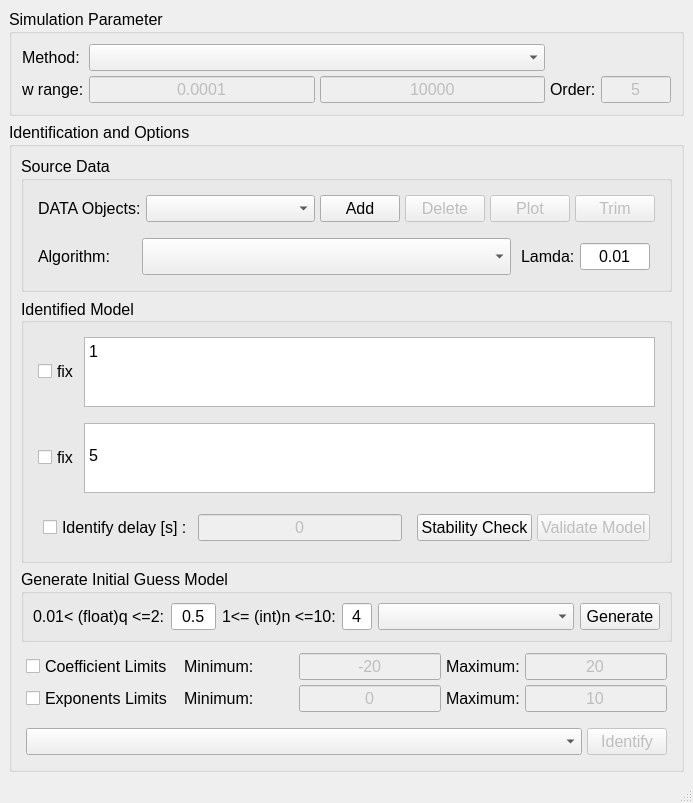
Qt form fotftidgui.ui (outstandn/fomcon) before a commit.
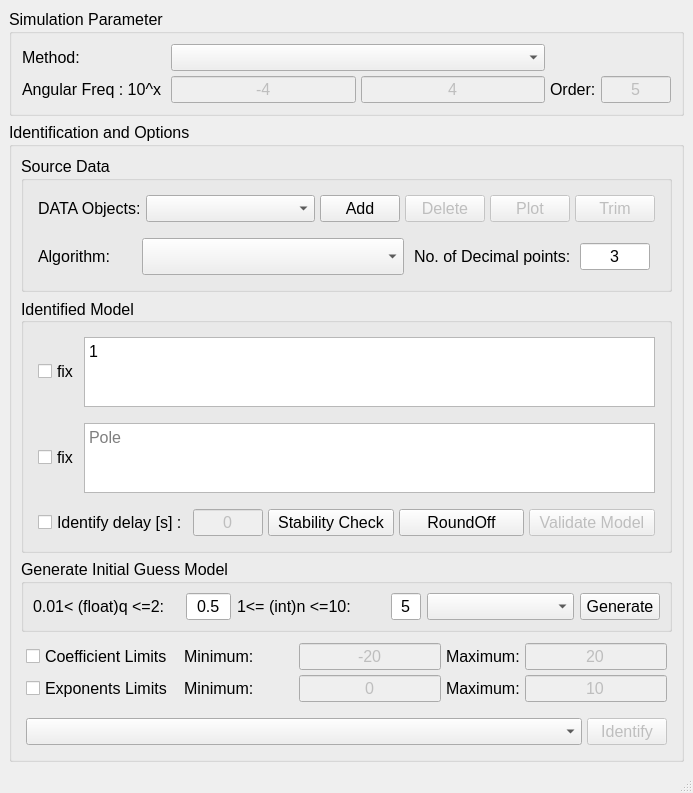
The same form after that commit.

Commit message: included number of decimals

What changed in the file:
```diff
--- a/fotftidgui.ui
+++ b/fotftidgui.ui
@@ -83,13 +83,13 @@
             </font>
            </property>
            <property name="text">
-            <string>0.0001</string>
+            <string>-4</string>
            </property>
            <property name="alignment">
             <set>Qt::AlignCenter</set>
            </property>
            <property name="placeholderText">
-            <string>Start (float)</string>
+            <string>Start (int)</string>
            </property>
           </widget>
          </item>
@@ -101,7 +101,7 @@
             </font>
            </property>
            <property name="text">
-            <string>w range:</string>
+            <string>Angular Freq : 10^x </string>
            </property>
           </widget>
          </item>
@@ -170,7 +170,7 @@
             </font>
            </property>
            <property name="text">
-            <string>10000</string>
+            <string>4</string>
            </property>
            <property name="alignment">
             <set>Qt::AlignCenter</set>
@@ -183,7 +183,7 @@
          <item row="0" column="1" colspan="2">
           <widget class="QComboBox" name="comboBoxOptTypeMethod">
            <property name="sizePolicy">
-            <sizepolicy hsizetype="Minimum" vsizetype="Fixed">
+            <sizepolicy hsizetype="MinimumExpanding" vsizetype="Minimum">
              <horstretch>0</horstretch>
              <verstretch>0</verstretch>
             </sizepolicy>
@@ -415,7 +415,7 @@
             <item>
              <widget class="QComboBox" name="comboBoxAlgorithm">
               <property name="sizePolicy">
-               <sizepolicy hsizetype="MinimumExpanding" vsizetype="MinimumExpanding">
+               <sizepolicy hsizetype="MinimumExpanding" vsizetype="Minimum">
                 <horstretch>0</horstretch>
                 <verstretch>0</verstretch>
                </sizepolicy>
@@ -463,8 +463,8 @@
                 </property>
                 <property name="maximumSize">
                  <size>
-                  <width>65</width>
-                  <height>30</height>
+                  <width>16777215</width>
+                  <height>16777215</height>
                  </size>
                 </property>
                 <property name="font">
@@ -473,7 +473,7 @@
                  </font>
                 </property>
                 <property name="text">
-                 <string>Lamda:</string>
+                 <string>No. of Decimal points: </string>
                 </property>
                 <property name="buddy">
                  <cstring>lineEditLamda</cstring>
@@ -500,7 +500,7 @@
                  </font>
                 </property>
                 <property name="text">
-                 <string>0.01</string>
+                 <string>3</string>
                 </property>
                 <property name="alignment">
                  <set>Qt::AlignCenter</set>
@@ -655,34 +655,20 @@
 &lt;html&gt;&lt;head&gt;&lt;meta name=&quot;qrichtext&quot; content=&quot;1&quot; /&gt;&lt;style type=&quot;text/css&quot;&gt;
 p, li { white-space: pre-wrap; }
 &lt;/style&gt;&lt;/head&gt;&lt;body style=&quot; font-family:'MS Shell Dlg 2'; font-size:12pt; font-weight:400; font-style:normal;&quot;&gt;
-&lt;p style=&quot; margin-top:12px; margin-bottom:12px; margin-left:0px; margin-right:0px; -qt-block-indent:0; text-indent:0px;&quot;&gt;&lt;span style=&quot; color:#000000;&quot;&gt;&lt;br /&gt;5&lt;/span&gt;&lt;/p&gt;&lt;/body&gt;&lt;/html&gt;</string>
+&lt;p style=&quot;-qt-paragraph-type:empty; margin-top:12px; margin-bottom:12px; margin-left:0px; margin-right:0px; -qt-block-indent:0; text-indent:0px;&quot;&gt;&lt;br /&gt;&lt;/p&gt;&lt;/body&gt;&lt;/html&gt;</string>
               </property>
               <property name="acceptRichText">
                <bool>false</bool>
               </property>
+              <property name="placeholderText">
+               <string>Pole</string>
+              </property>
              </widget>
             </item>
            </layout>
           </item>
           <item>
-           <layout class="QHBoxLayout" name="horizontalLayout_2">
-            <property name="spacing">
-             <number>5</number>
-            </property>
-            <property name="leftMargin">
-             <number>5</number>
-            </property>
-            <property name="topMargin">
-             <number>5</number>
-            </property>
-            <property name="rightMargin">
-             <number>5</number>
-            </property>
-            <property name="bottomMargin">
-             <number>5</number>
-            </property>
-            <item>
-             <layout class="QHBoxLayout" name="horizontalLayout_7">
+           <layout class="QHBoxLayout" name="horizontalLayout">
               <property name="spacing">
                <number>5</number>
               </property>
@@ -700,6 +686,12 @@
               </property>
               <item>
                <widget class="QCheckBox" name="checkBoxUseDelay">
+              <property name="sizePolicy">
+               <sizepolicy hsizetype="Minimum" vsizetype="MinimumExpanding">
+                <horstretch>0</horstretch>
+                <verstretch>0</verstretch>
+               </sizepolicy>
+              </property>
                 <property name="font">
                  <font>
                   <pointsize>12</pointsize>
@@ -716,14 +708,14 @@
                  <bool>false</bool>
                 </property>
                 <property name="sizePolicy">
-                 <sizepolicy hsizetype="MinimumExpanding" vsizetype="Fixed">
+               <sizepolicy hsizetype="Minimum" vsizetype="MinimumExpanding">
                   <horstretch>0</horstretch>
                   <verstretch>0</verstretch>
                  </sizepolicy>
                 </property>
                 <property name="maximumSize">
                  <size>
-                  <width>16777215</width>
+                <width>70</width>
                   <height>16777215</height>
                  </size>
                 </property>
@@ -746,25 +738,6 @@
                 </property>
                </widget>
               </item>
-             </layout>
-            </item>
-            <item>
-             <layout class="QHBoxLayout" name="horizontalLayout">
-              <property name="spacing">
-               <number>5</number>
-              </property>
-              <property name="leftMargin">
-               <number>5</number>
-              </property>
-              <property name="topMargin">
-               <number>5</number>
-              </property>
-              <property name="rightMargin">
-               <number>5</number>
-              </property>
-              <property name="bottomMargin">
-               <number>5</number>
-              </property>
               <item>
                <widget class="QPushButton" name="pushButtonModelStability">
                 <property name="sizePolicy">
@@ -778,6 +751,13 @@
                 </property>
                </widget>
               </item>
+            <item>
+             <widget class="QPushButton" name="pushButtonRoundOff">
+              <property name="text">
+               <string>RoundOff</string>
+              </property>
+             </widget>
+            </item>
               <item>
                <widget class="QPushButton" name="pushButtonModelValidate">
                 <property name="enabled">
@@ -791,8 +771,6 @@
              </layout>
             </item>
            </layout>
-          </item>
-         </layout>
         </widget>
        </item>
        <item>
@@ -907,7 +885,7 @@
              </font>
             </property>
             <property name="text">
-             <string>4</string>
+             <string>5</string>
             </property>
             <property name="alignment">
              <set>Qt::AlignCenter</set>
@@ -920,7 +898,7 @@
           <item>
            <widget class="QComboBox" name="comboBoxPolesOrZeros">
             <property name="sizePolicy">
-             <sizepolicy hsizetype="MinimumExpanding" vsizetype="Fixed">
+             <sizepolicy hsizetype="Minimum" vsizetype="Minimum">
               <horstretch>0</horstretch>
               <verstretch>0</verstretch>
              </sizepolicy>
@@ -1274,7 +1252,7 @@
          <item>
           <widget class="QComboBox" name="comboBoxOptFix">
            <property name="sizePolicy">
-            <sizepolicy hsizetype="MinimumExpanding" vsizetype="MinimumExpanding">
+            <sizepolicy hsizetype="MinimumExpanding" vsizetype="Minimum">
              <horstretch>0</horstretch>
              <verstretch>0</verstretch>
             </sizepolicy>
```
Left out of the diff: 7 changed lines with no effect on the pictures. Lines whose indentation alone changed are shown as unchanged. The commit also changes 6 other files.
